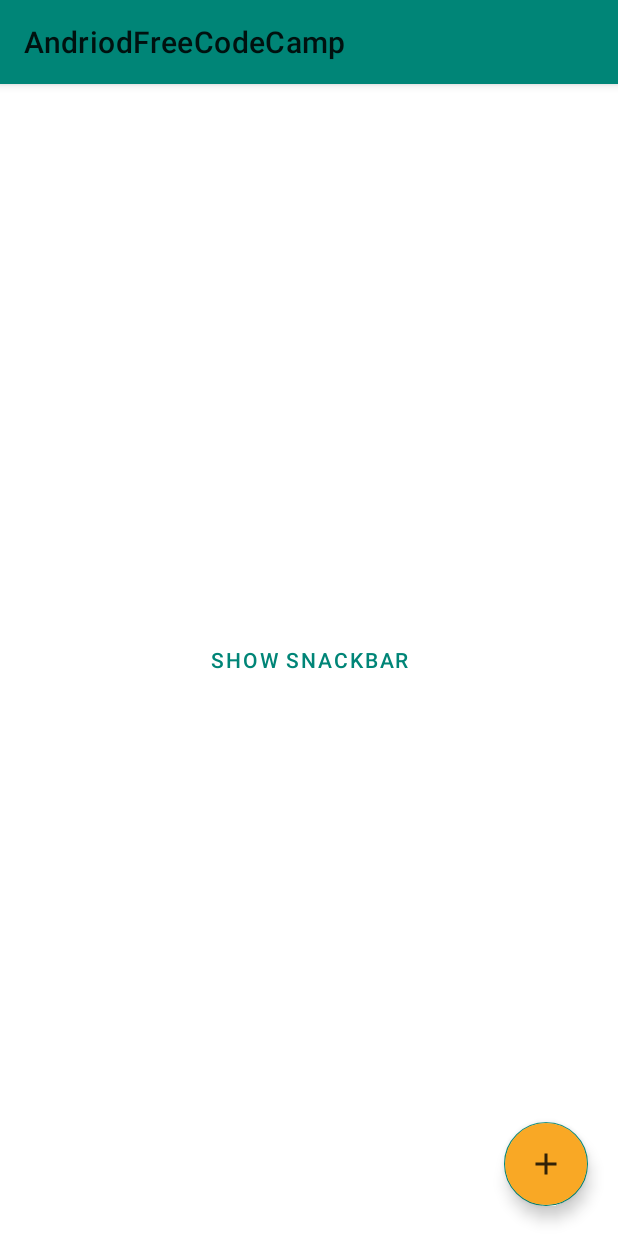
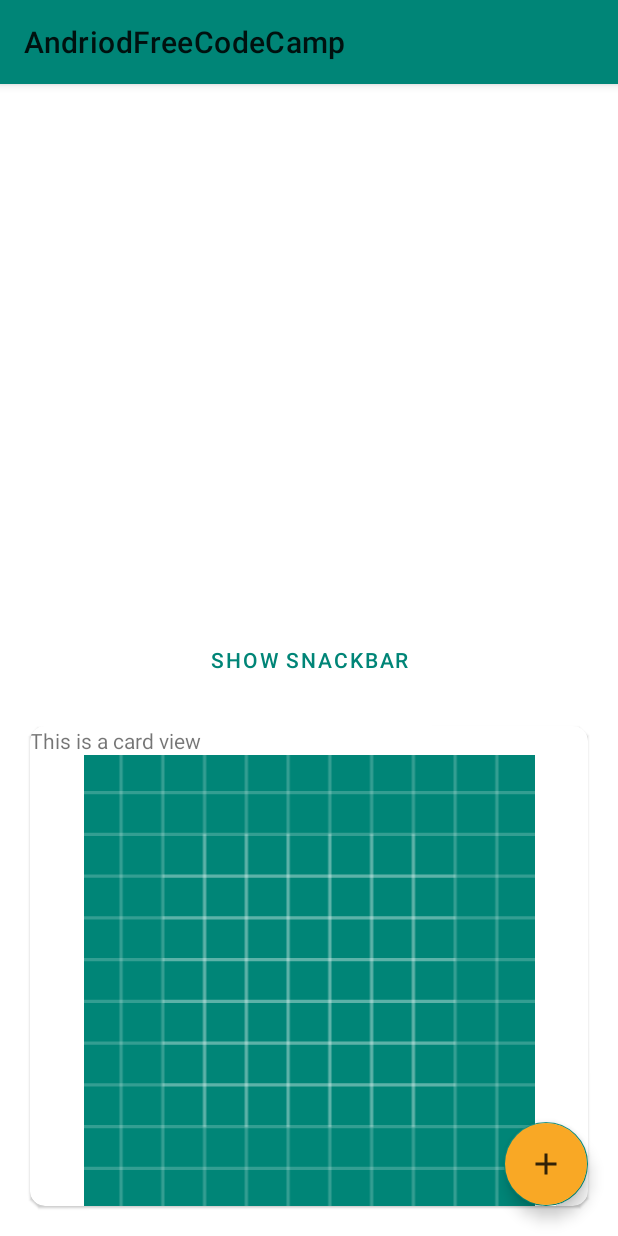
Before and after one commit to arjunarjun27/AndriodFreeCodeCamp, an Android app: the screen it shows after launch (MainActivity), on a phone screen of 412 x 824 dp. Run offline under Robolectric (Android 15) with nearby library versions, the phone set to English and light mode, and no system bars.

```diff
--- a/app/src/main/res/layout/activity_main.xml
+++ b/app/src/main/res/layout/activity_main.xml
@@ -2,9 +2,9 @@
 <RelativeLayout xmlns:android="http://schemas.android.com/apk/res/android"
     xmlns:app="http://schemas.android.com/apk/res-auto"
     xmlns:tools="http://schemas.android.com/tools"
+    android:id="@+id/parent"
     android:layout_width="match_parent"
     android:layout_height="match_parent"
-    android:id="@+id/parent"
     tools:context=".MainActivity">
 
 
@@ -20,13 +20,44 @@
         android:id="@+id/fab"
         android:layout_width="wrap_content"
         android:layout_height="wrap_content"
+        android:layout_alignParentEnd="true"
         android:layout_alignParentBottom="true"
-        android:layout_alignParentEnd="true"
-        android:src="@drawable/ic_add"
         android:layout_marginEnd="20dp"
         android:layout_marginBottom="20dp"
         android:backgroundTint="@color/orange"
+        android:src="@drawable/ic_add"
         app:backgroundTint="@color/colorPrimary"
-        app:rippleColor="@color/colorAccent"
-        />
+        app:rippleColor="@color/colorAccent" />
+
+
+    <com.google.android.material.card.MaterialCardView
+        android:layout_width="match_parent"
+        android:layout_height="wrap_content"
+        android:layout_below="@id/button"
+        android:layout_margin="20dp"
+        app:cardCornerRadius="10dp"
+        android:elevation="20dp"
+
+        >
+
+        <RelativeLayout
+            android:layout_width="match_parent"
+            android:layout_height="wrap_content">
+
+            <TextView
+                android:id="@+id/textView"
+                android:layout_width="wrap_content"
+                android:layout_height="wrap_content"
+                android:text="This is a card view" />
+
+            <ImageView
+                android:layout_width="match_parent"
+                android:layout_height="match_parent"
+                android:src="@drawable/ic_launcher_background"
+                android:layout_below="@+id/textView"
+                />
+
+
+        </RelativeLayout>
+    </com.google.android.material.card.MaterialCardView>
 </RelativeLayout>
```
